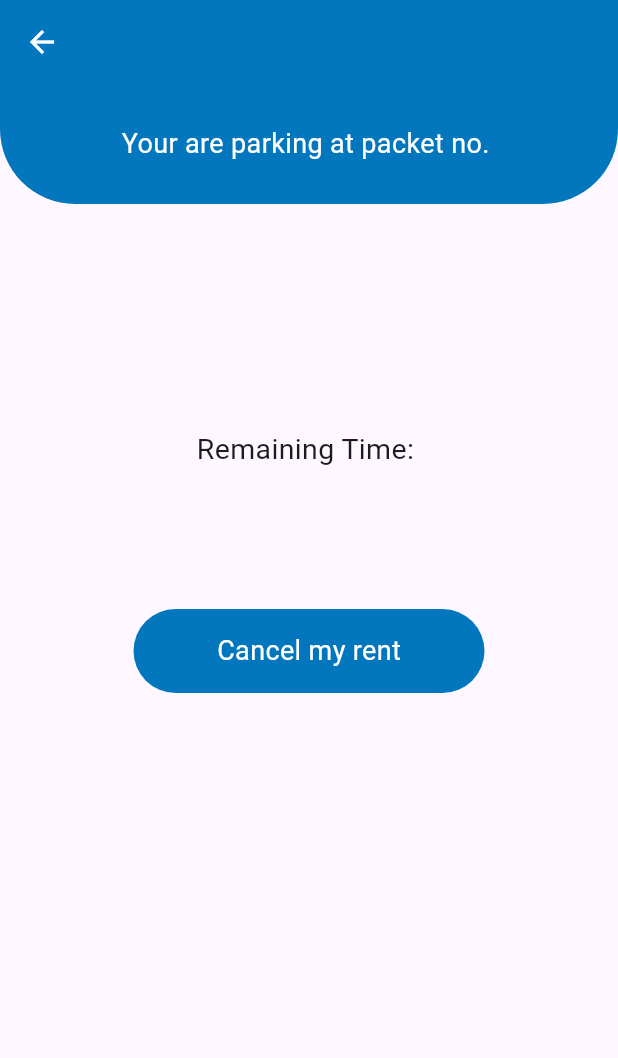
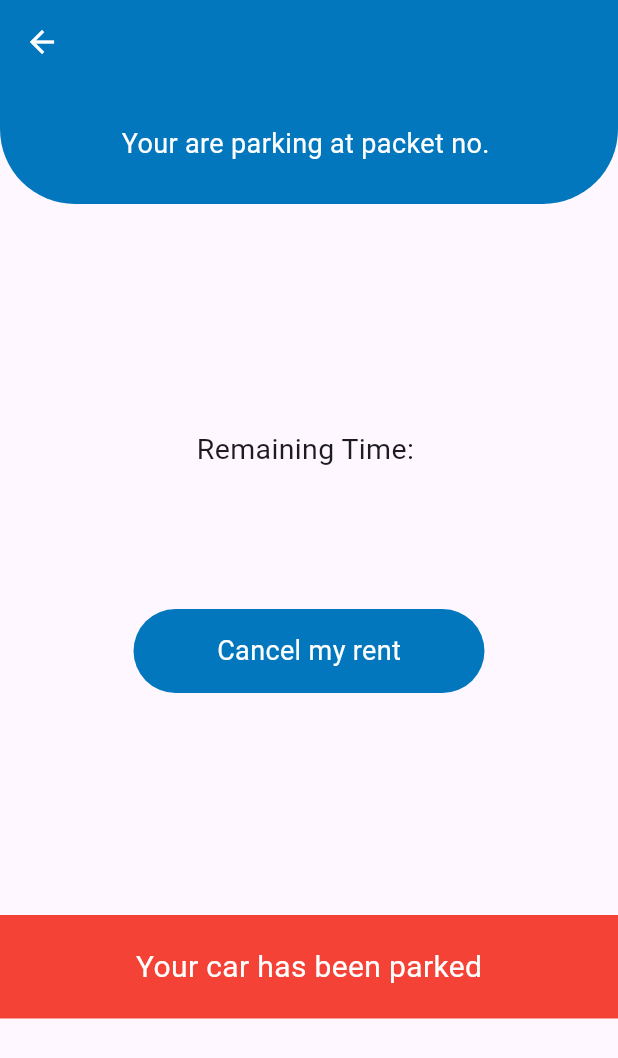
Before and after one commit to jcari6212/SmartGarage, a Flutter app: the RentPage screen opened directly with empty values, after a tap on "Cancel my rent", on a phone screen of 412 x 824 dp. Shown: the top 1058 px of the screen. Run offline on Flutter 3.47's test engine with Material 3 defaults, Android fonts, the phone set to English and light mode, and no system bars; our stand-ins replace cloud_firestore, firebase_auth, firebase_core, firebase_database, quickalert, slide_countdown; accounts and stored records are empty.

Commit message:
Implement stream function for real-time packet status checking

```diff
--- a/lib/Screens/garage_page.dart
+++ b/lib/Screens/garage_page.dart
@@ -42,7 +42,7 @@ class _ChatPageState extends State<ChatPage> with WidgetsBindingObserver {
   Duration? remainingTime4;
   Duration? remainingTime5;
   Duration? remainingTime6;
-  int placesLeftText = 6;
+  int placesLeftText = 5;
   double placesLeftCircle=0.0;
   String notice = 'Notice: You can rent only one packet';
 
@@ -58,7 +58,7 @@ class _ChatPageState extends State<ChatPage> with WidgetsBindingObserver {
       getRemainingTime3();
       getRemainingTime4();
       getRemainingTime5();
-      getRemainingTime6();
+     // getRemainingTime6();
     });
   }
 
@@ -213,19 +213,7 @@ class _ChatPageState extends State<ChatPage> with WidgetsBindingObserver {
                                       ? remainingTime5
                                       : Duration(seconds: 1),
                                 ),
-                                CarPacket(
-                                  packetNum: Icons.looks_6_rounded,
-                                  onTap: () {
-                                    SharedData.pickedPacketNo = '6';
-                                    setState(() {
-                                      checkoutForm = true;
-                                    });
-                                  },
-                                  used: isRented6,
-                                  remainingTime: isRented6
-                                      ? remainingTime6
-                                      : Duration(seconds: 1),
-                                ),
+
                               ],
                             ),
                             SizedBox(
@@ -426,8 +414,8 @@ class _ChatPageState extends State<ChatPage> with WidgetsBindingObserver {
     }
 
     QuerySnapshot querySnapshot = await garage.get();
-    placesLeftText = 6 - querySnapshot.size;
-    placesLeftCircle = 1 - (placesLeftText / 6);
+    placesLeftText = 5 - querySnapshot.size;
+    placesLeftCircle = 1 - (placesLeftText / 5);
 
   }
 
@@ -452,8 +440,8 @@ class _ChatPageState extends State<ChatPage> with WidgetsBindingObserver {
     }
 
     QuerySnapshot querySnapshot = await garage.get();
-    placesLeftText = 6 - querySnapshot.size;
-    placesLeftCircle = 1 - (placesLeftText / 6);
+    placesLeftText = 5 - querySnapshot.size;
+    placesLeftCircle = 1 - (placesLeftText / 5);
   }
 
   Future<void> getRemainingTime3() async {
@@ -477,8 +465,8 @@ class _ChatPageState extends State<ChatPage> with WidgetsBindingObserver {
     }
 
     QuerySnapshot querySnapshot = await garage.get();
-    placesLeftText = 6 - querySnapshot.size;
-    placesLeftCircle = 1 - (placesLeftText / 6);
+    placesLeftText = 5 - querySnapshot.size;
+    placesLeftCircle = 1 - (placesLeftText / 5);
   }
 
   Future<void> getRemainingTime4() async {
@@ -502,8 +490,8 @@ class _ChatPageState extends State<ChatPage> with WidgetsBindingObserver {
     }
 
     QuerySnapshot querySnapshot = await garage.get();
-    placesLeftText = 6 - querySnapshot.size;
-    placesLeftCircle = 1 - (placesLeftText / 6);
+    placesLeftText = 5 - querySnapshot.size;
+    placesLeftCircle = 1 - (placesLeftText / 5);
   }
 
   Future<void> getRemainingTime5() async {
@@ -527,8 +515,8 @@ class _ChatPageState extends State<ChatPage> with WidgetsBindingObserver {
     }
 
     QuerySnapshot querySnapshot = await garage.get();
-    placesLeftText = 6 - querySnapshot.size;
-    placesLeftCircle = 1 - (placesLeftText / 6);
+    placesLeftText = 5 - querySnapshot.size;
+    placesLeftCircle = 1 - (placesLeftText / 5);
   }
 
   Future<void> getRemainingTime6() async {
@@ -552,8 +540,8 @@ class _ChatPageState extends State<ChatPage> with WidgetsBindingObserver {
     }
 
     QuerySnapshot querySnapshot = await garage.get();
-    placesLeftText = 6 - querySnapshot.size;
-    placesLeftCircle = 1 - (placesLeftText / 6);
+    placesLeftText = 5 - querySnapshot.size;
+    placesLeftCircle = 1 - (placesLeftText / 5);
   }
 
 
--- a/lib/Screens/payment_page.dart
+++ b/lib/Screens/payment_page.dart
@@ -1,4 +1,5 @@
 import 'package:cloud_firestore/cloud_firestore.dart';
+import 'package:firebase_database/firebase_database.dart';
 import 'package:flutter/material.dart';
 import 'package:quickalert/models/quickalert_type.dart';
 import 'package:quickalert/widgets/quickalert_dialog.dart';
@@ -203,6 +204,9 @@ class PaymentPage extends StatelessWidget {
                                 int.parse(SharedData.secondHoursNum!)))
                                 .toString(),
                           });
+                          DatabaseReference ref = FirebaseDatabase.instance.ref("slot");
+                          ref.set(int.parse(SharedData.pickedPacketNo!));
+
                           Future.delayed(Duration(seconds: 3), () async{
                             Navigator.pushNamed(
                                 context, 'rentPage',
--- a/lib/Screens/rent_page.dart
+++ b/lib/Screens/rent_page.dart
@@ -1,11 +1,12 @@
 import 'dart:async';
 import 'package:cloud_firestore/cloud_firestore.dart';
 import 'package:flutter/material.dart';
+import 'package:flutter/widgets.dart';
 import 'package:intl/intl.dart';
 import 'package:slide_countdown/slide_countdown.dart';
 import '../Widgets/custom_button2.dart';
 import '../constants.dart';
-
+import 'package:firebase_database/firebase_database.dart';
 
 class RentPage extends StatefulWidget {
   RentPage({super.key});
@@ -24,18 +25,33 @@ class _RentPageState extends State<RentPage> {
   String? username = '';
   Duration? remainingTime;
   String usedPacketNum = ' ';
+  var packetStatus = 0;
+
+  @override
+  initState() {
+    super.initState();
+    DatabaseReference slotRef = FirebaseDatabase.instance.ref('slot');
+    slotRef.onValue.listen((DatabaseEvent event) {
+      final data = event.snapshot.value as int;
+      setState(() {
+        packetStatus = data;
+      });
+    });
+  }
 
   @override
   Widget build(BuildContext context) {
     email = ModalRoute.of(context)!.settings.arguments as String;
     setUsername();
     var period = const Duration(seconds: 1);
+
     Timer.periodic(period, (arg) async {
       QuerySnapshot querySnapshot =
           await garage.where('email', isEqualTo: email).get();
-      if(querySnapshot.docs.isNotEmpty){
+      if (querySnapshot.docs.isNotEmpty) {
         String? firebaseTime = await querySnapshot.docs.first["time"];
-        DateTime endTime = DateFormat('yyyy-MM-dd HH:mm:ss').parse(firebaseTime!);
+        DateTime endTime =
+            DateFormat('yyyy-MM-dd HH:mm:ss').parse(firebaseTime!);
         DateTime currentTime = DateTime.now();
         remainingTime = endTime.difference(currentTime);
         setState(() {
@@ -44,9 +60,6 @@ class _RentPageState extends State<RentPage> {
         usedPacketNum = await querySnapshot.docs.first["id"];
       }
     });
-
-
-
 
     return Scaffold(
       appBar: AppBar(
@@ -81,51 +94,74 @@ class _RentPageState extends State<RentPage> {
               ),
             ),
           ),
-          Column(
+          Expanded(
+            child: Column(
               children: [
-              SizedBox(height: 150,),
+                SizedBox(
+                  height: 150,
+                ),
                 Row(
                   mainAxisAlignment: MainAxisAlignment.center,
                   children: [
-                  Text('Remaining Time: ',style: TextStyle(fontSize: 19),),
+                    Text(
+                      'Remaining Time: ',
+                      style: TextStyle(fontSize: 19),
+                    ),
                     Visibility(
                       visible: widget.activeSlideDown,
                       child: SlideCountdown(
-                      duration: widget.activeSlideDown? remainingTime : Duration(seconds: 5),
+                        duration: widget.activeSlideDown
+                            ? remainingTime
+                            : Duration(seconds: 5),
                         decoration: BoxDecoration(
                           color: kPrimaryColor,
                           borderRadius: BorderRadius.circular(8),
-
                         ),
                       ),
                     ),
                   ],
                 ),
-              SizedBox(height: 90,),
-              CustomButton2(text: 'Cancel my rent', onTap: () async {
+                SizedBox(
+                  height: 90,
+                ),
+                CustomButton2(
+                  text: 'Cancel my rent',
+                  onTap: () async {
                     QuerySnapshot querySnapshot =
                         await garage.where('email', isEqualTo: email).get();
                     await querySnapshot.docs.first.reference.delete();
                     setState(() {
-                  widget.activeSlideDown=false;
+                      widget.activeSlideDown = false;
                     });
-                Navigator.pushNamed(
-                    context, 'chatPage',
-                    arguments: email);
-                },),
+                    DatabaseReference ref =
+                        FirebaseDatabase.instance.ref("slot");
+                    ref.set(0);
+                    Navigator.pushNamed(context, 'chatPage', arguments: email);
+                  },
+                ),
+                const Spacer(),
+                Container(
+                  padding: EdgeInsets.all(20),
+                  color: (packetStatus != 0) ? Colors.green : Colors.red,
+                  child: Center(
+                    child: Text(
+                      (packetStatus != 0)
+                          ? 'The packet still empty'
+                          : 'Your car has been parked',
+                      style: TextStyle(color: Colors.white, fontSize: 20),
+                    ),
+                  ),
+                ),
+                const Spacer(),
               ],
+            ),
           )
         ],
       ),
     );
   }
 
-  Future<void> initializing() async {
-
-  }
-
-
-
+  Future<void> initializing() async {}
 
   Future<void> setUsername() async {
     QuerySnapshot querySnapshot =
--- a/pubspec.yaml
+++ b/pubspec.yaml
@@ -41,6 +41,7 @@ dependencies:
   slide_countdown: ^1.5.2
   intl: ^0.19.0
   quickalert: ^1.0.2
+  firebase_database: ^10.5.4
 
 
 dev_dependencies:
```
Also changed, not shown: lib/firebase_options.dart, 1 other file. Lines whose indentation alone changed are shown as unchanged.
